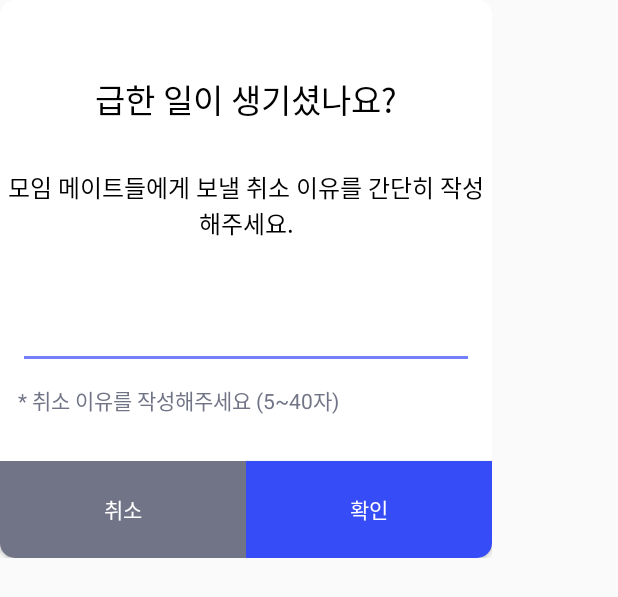
After one commit to ChoiAhHyun/team05_android, an Android app: the layout custom_dialog.xml on its own in the app's theme, with its tools: preview values and no code run, on a phone screen of 412 x 824 dp. The commit adds this screen. Shown: the top 597 px of the screen. Run offline under Robolectric (Android 15) with nearby library versions, the phone set to English and light mode, and no system bars.

Commit message:
Custom Dialog : set Title, subTitle, isEditable, addOkButtonClickListener

```diff
--- a/app/build.gradle
+++ b/app/build.gradle
@@ -48,5 +48,7 @@ dependencies {
     implementation 'com.github.GrenderG:Toasty:1.4.2'
     implementation 'com.beloo.widget:ChipsLayoutManager:0.3.7@aar'
     implementation 'com.yanzhenjie:album:2.1.3'
+    implementation 'com.daimajia.easing:library:2.0@aar'
+    implementation 'com.daimajia.androidanimations:library:2.3@aar'
 }
 apply plugin: 'com.google.gms.google-services'
--- /dev/null
+++ b/app/src/main/res/drawable/bgr_rounded_dialog.xml
@@ -0,0 +1,10 @@
+<?xml version="1.0" encoding="utf-8"?>
+<shape xmlns:android="http://schemas.android.com/apk/res/android" >
+
+    <solid android:color="@color/white" />
+
+    <corners
+        android:radius="@dimen/dialog_radius"
+            />
+
+</shape>
--- /dev/null
+++ b/app/src/main/res/drawable/bgr_rounded_dialog_left_bottom.xml
@@ -0,0 +1,10 @@
+<?xml version="1.0" encoding="utf-8"?>
+<shape xmlns:android="http://schemas.android.com/apk/res/android" >
+
+    <solid android:color="@color/white" />
+
+    <corners
+        android:bottomLeftRadius="@dimen/dialog_radius"
+            />
+
+</shape>
--- /dev/null
+++ b/app/src/main/res/drawable/bgr_rounded_dialog_right_bottom.xml
@@ -0,0 +1,10 @@
+<?xml version="1.0" encoding="utf-8"?>
+<shape xmlns:android="http://schemas.android.com/apk/res/android" >
+
+    <solid android:color="@color/white" />
+
+    <corners
+        android:bottomRightRadius="@dimen/dialog_radius"
+            />
+
+</shape>
--- /dev/null
+++ b/app/src/main/res/layout/custom_dialog.xml
@@ -0,0 +1,88 @@
+<?xml version="1.0" encoding="utf-8"?>
+<androidx.constraintlayout.widget.ConstraintLayout xmlns:android="http://schemas.android.com/apk/res/android"
+    android:layout_width="328dp"
+    android:layout_height="wrap_content"
+    android:background="@drawable/bgr_rounded_dialog"
+    xmlns:app="http://schemas.android.com/apk/res-auto">
+
+    <TextView
+        android:id="@+id/txt_dialog_title"
+        android:layout_marginTop="49.2dp"
+        app:layout_constraintTop_toTopOf="parent"
+        app:layout_constraintLeft_toLeftOf="parent"
+        app:layout_constraintRight_toRightOf="parent"
+        android:layout_width="wrap_content"
+        android:layout_height="wrap_content"
+        android:textSize="22dp"
+        android:textColor="#000000"
+        android:text="급한 일이 생기셨나요?"
+        />
+
+    <TextView
+        android:id="@+id/txt_dialog_subtitle"
+        android:textAlignment="center"
+        android:layout_marginTop="30dp"
+        app:layout_constraintLeft_toLeftOf="parent"
+        app:layout_constraintRight_toRightOf="parent"
+        app:layout_constraintTop_toBottomOf="@id/txt_dialog_title"
+        android:layout_width="wrap_content"
+        android:layout_height="wrap_content"
+        android:textSize="16dp"
+        android:textColor="#000000"
+        android:text="모임 메이트들에게 보낼 취소 이유를
+간단히 작성해주세요."
+        />
+
+    <EditText
+        android:layout_marginLeft="12dp"
+        android:layout_marginRight="12dp"
+        android:id="@+id/edt_dialog"
+        app:layout_constraintTop_toBottomOf="@id/txt_dialog_subtitle"
+        android:layout_width="match_parent"
+        android:layout_marginTop="40dp"
+        android:layout_height="wrap_content" />
+
+    <TextView
+        android:id="@+id/txt_dialog_hint"
+        app:layout_constraintLeft_toLeftOf="@id/edt_dialog"
+        app:layout_constraintTop_toBottomOf="@id/edt_dialog"
+        android:layout_marginTop="10dp"
+        android:layout_width="wrap_content"
+        android:layout_height="wrap_content"
+        android:textSize="14dp"
+        android:textColor="#717486"
+        android:text="* 취소 이유를 작성해주세요 (5~40자)"
+        />
+
+    <Button
+        android:id="@+id/btn_dialog_no"
+        android:background="@drawable/bgr_rounded_dialog_left_bottom"
+        android:backgroundTint="#717486"
+        app:layout_constraintTop_toBottomOf="@id/txt_dialog_hint"
+        android:layout_marginTop="30dp"
+        app:layout_constraintLeft_toLeftOf="parent"
+        app:layout_constraintBottom_toBottomOf="parent"
+        android:layout_width="0dp"
+        android:layout_height="64.8dp"
+        android:text="취소"
+        android:textColor="@color/white"
+        app:layout_constraintRight_toLeftOf="@id/btn_dialog_yes"
+        />
+
+    <Button
+        android:id="@+id/btn_dialog_yes"
+        app:layout_constraintLeft_toRightOf="@id/btn_dialog_no"
+        app:layout_constraintTop_toBottomOf="@id/txt_dialog_hint"
+        android:layout_marginTop="30dp"
+        android:backgroundTint ="#364cf6"
+        android:background="@drawable/bgr_rounded_dialog_right_bottom"
+        android:text="확인"
+        android:textColor="@color/white"
+        app:layout_constraintRight_toRightOf="parent"
+        app:layout_constraintBottom_toBottomOf="parent"
+        android:layout_width="0dp"
+        android:layout_height="64.8dp"
+
+        />
+
+</androidx.constraintlayout.widget.ConstraintLayout>
--- a/app/src/main/res/values/dimens.xml
+++ b/app/src/main/res/values/dimens.xml
@@ -19,4 +19,6 @@
     <dimen name="user_img_list_width">38dp</dimen>
     <dimen name="user_img_list_margin">8dp</dimen>
 
+    <dimen name="dialog_radius">10dp</dimen>
+
 </resources>
```
Also changed, not shown: app/src/main/java/com/yapp14th/yappapp/dialog/ConfirmDialog.java (added, +107 -0 lines), app/src/main/java/com/yapp14th/yappapp/utils/TransitionIssue.java (added, +24 -0 lines), app/src/main/java/com/yapp14th/yappapp/view/home/HomeDetailActivity.java (+44 -27 lines), app/src/main/res/drawable/bgr_rounded_dialog_top.xml (added, +11 -0 lines).
